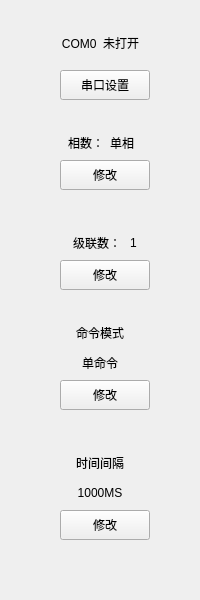
First picture: the form in IDC_TestSystem/SI-PDU/toolbox/sisettingtoolwid.ui, repository ChinaClever/IDC_TestSystem, before the edit.
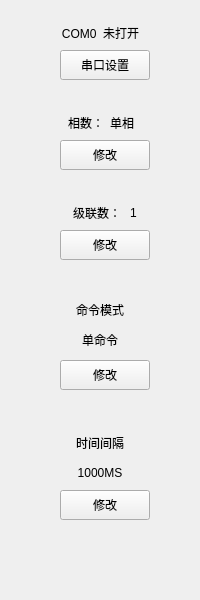
Second picture: the form after the edit.

Patch:
```diff
--- a/IDC_TestSystem/SI-PDU/toolbox/sisettingtoolwid.ui
+++ b/IDC_TestSystem/SI-PDU/toolbox/sisettingtoolwid.ui
@@ -17,7 +17,7 @@
    <property name="geometry">
     <rect>
      <x>30</x>
-     <y>30</y>
+     <y>20</y>
      <width>141</width>
      <height>25</height>
     </rect>
@@ -33,7 +33,7 @@
    <property name="geometry">
     <rect>
      <x>60</x>
-     <y>70</y>
+     <y>50</y>
      <width>90</width>
      <height>30</height>
     </rect>
@@ -46,7 +46,7 @@
    <property name="geometry">
     <rect>
      <x>110</x>
-     <y>130</y>
+     <y>110</y>
      <width>54</width>
      <height>25</height>
     </rect>
@@ -59,7 +59,7 @@
    <property name="geometry">
     <rect>
      <x>50</x>
-     <y>130</y>
+     <y>110</y>
      <width>54</width>
      <height>25</height>
     </rect>
@@ -75,7 +75,7 @@
    <property name="geometry">
     <rect>
      <x>60</x>
-     <y>160</y>
+     <y>140</y>
      <width>90</width>
      <height>30</height>
     </rect>
@@ -88,7 +88,7 @@
    <property name="geometry">
     <rect>
      <x>50</x>
-     <y>230</y>
+     <y>200</y>
      <width>71</width>
      <height>25</height>
     </rect>
@@ -104,7 +104,7 @@
    <property name="geometry">
     <rect>
      <x>130</x>
-     <y>230</y>
+     <y>200</y>
      <width>41</width>
      <height>25</height>
     </rect>
@@ -117,7 +117,7 @@
    <property name="geometry">
     <rect>
      <x>60</x>
-     <y>260</y>
+     <y>230</y>
      <width>90</width>
      <height>30</height>
     </rect>
@@ -130,7 +130,7 @@
    <property name="geometry">
     <rect>
      <x>60</x>
-     <y>380</y>
+     <y>360</y>
      <width>90</width>
      <height>30</height>
     </rect>
@@ -143,9 +143,9 @@
    <property name="geometry">
     <rect>
      <x>50</x>
-     <y>320</y>
+     <y>300</y>
      <width>100</width>
-     <height>25</height>
+     <height>20</height>
     </rect>
    </property>
    <property name="text">
@@ -159,9 +159,9 @@
    <property name="geometry">
     <rect>
      <x>50</x>
-     <y>350</y>
+     <y>330</y>
      <width>100</width>
-     <height>25</height>
+     <height>20</height>
     </rect>
    </property>
    <property name="text">
@@ -175,7 +175,7 @@
    <property name="geometry">
     <rect>
      <x>60</x>
-     <y>510</y>
+     <y>490</y>
      <width>90</width>
      <height>30</height>
     </rect>
@@ -188,7 +188,7 @@
    <property name="geometry">
     <rect>
      <x>50</x>
-     <y>450</y>
+     <y>430</y>
      <width>100</width>
      <height>25</height>
     </rect>
@@ -204,7 +204,7 @@
    <property name="geometry">
     <rect>
      <x>50</x>
-     <y>480</y>
+     <y>460</y>
      <width>100</width>
      <height>25</height>
     </rect>
```
